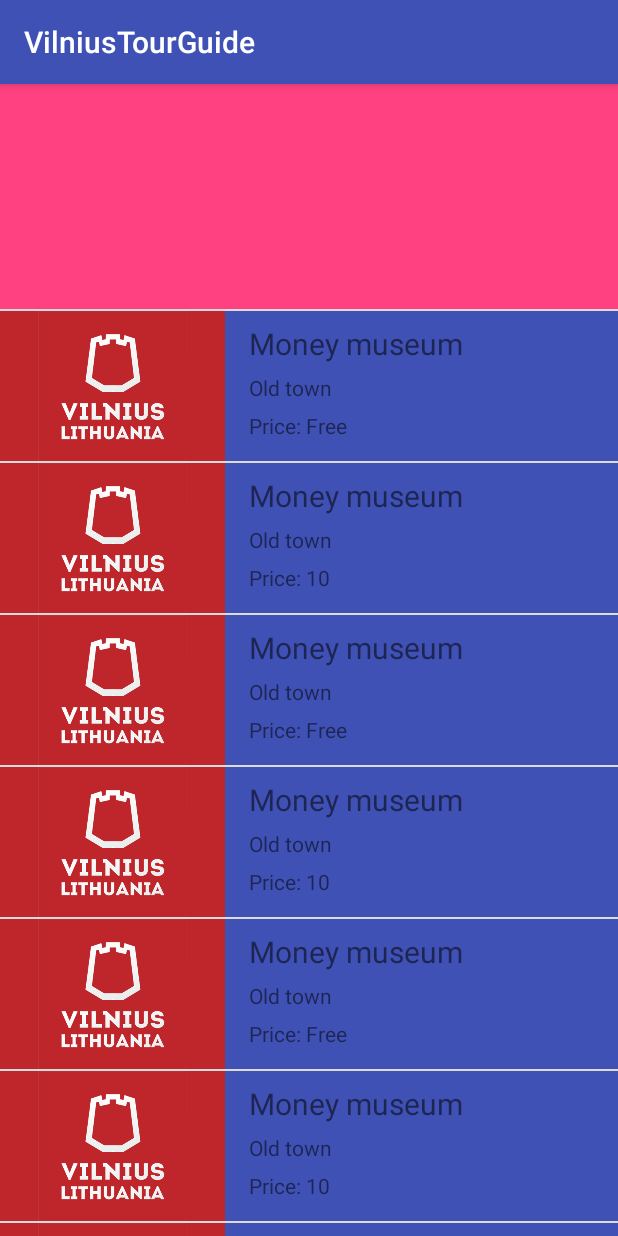
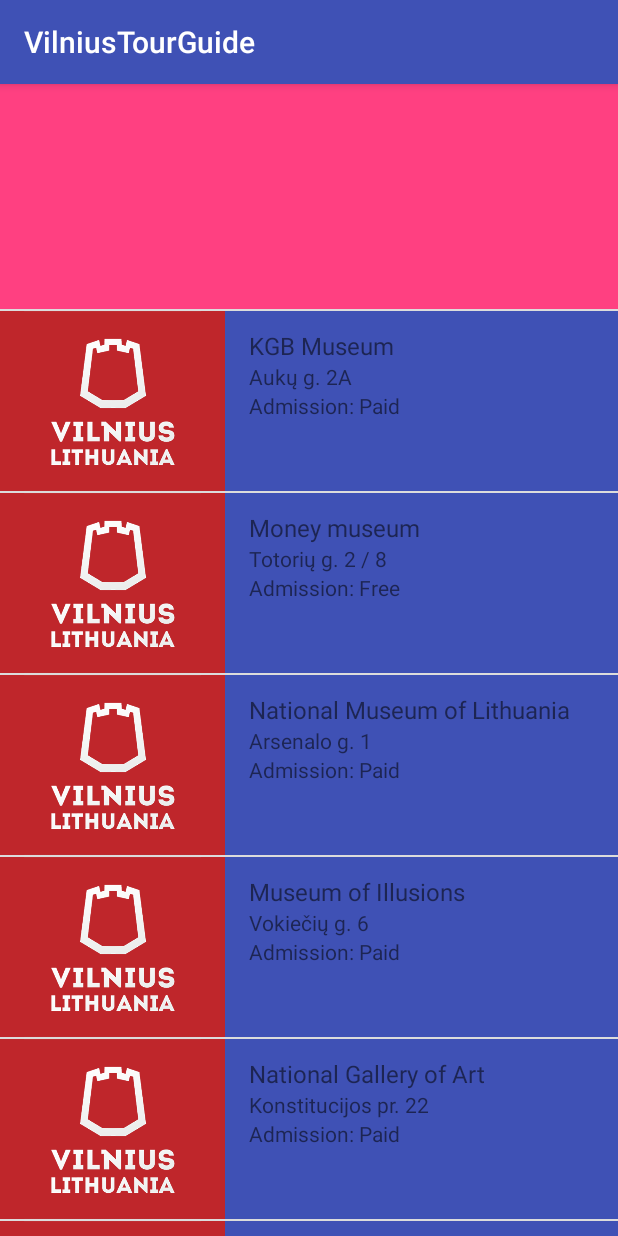
Before and after one commit to beatricefar/VilniusTourGuide, an Android app: the screen it shows after launch (MainActivity), on a phone screen of 412 x 824 dp. Run offline under Robolectric (Android 15) with nearby library versions, the phone set to English and light mode, and no system bars.

Commit message:
Added constants class Refined list_item.xml to fix layout bugs Started adding right information into fragments.

```diff
--- a/app/src/main/java/com/beatricefarias/vilniustourguide/Attraction.java
+++ b/app/src/main/java/com/beatricefarias/vilniustourguide/Attraction.java
@@ -6,14 +6,14 @@
     private String attractionName;
     private String location;
     private String description;
-    private int price;
+    private boolean isFree;
 
-    public Attraction(String attractionName, int imageId, String location, String description, int price) {
+    public Attraction(String attractionName, int imageId, String location, String description, boolean isFree) {
         this.imageId = imageId;
         this.attractionName = attractionName;
         this.location = location;
         this.description = description;
-        this.price = price;
+        this.isFree = isFree;
     }
 
     public int getImageId() {
@@ -32,8 +32,6 @@
         return description;
     }
 
-    public int getPrice() {
-        return price;
-    }
+    public boolean getPrice() { return isFree; }
 
 }
--- a/app/src/main/java/com/beatricefarias/vilniustourguide/AttractionAdapter.java
+++ b/app/src/main/java/com/beatricefarias/vilniustourguide/AttractionAdapter.java
@@ -38,10 +38,10 @@
         location.setText(currentAttraction.getLocation());
 
         TextView price = (TextView) listItemView.findViewById(R.id.price);
-        if (currentAttraction.getPrice() == 0){
-            price.setText("Price: Free");
+        if (currentAttraction.getPrice()){
+            price.setText("Admission: Free");
         } else {
-            price.setText("Price: " + currentAttraction.getPrice());
+            price.setText("Admission: Paid");
         }
 
         return listItemView;
--- /dev/null
+++ b/app/src/main/java/com/beatricefarias/vilniustourguide/Constants.java
@@ -0,0 +1,10 @@
+package com.beatricefarias.vilniustourguide;
+
+public class Constants {
+
+    public Constants(){}
+
+    public final static boolean ATTRACTION_IS_FREE = true;
+
+    public final static boolean ATTRACTION_IS_PAID = false;
+}
--- a/app/src/main/java/com/beatricefarias/vilniustourguide/fragments/MuseumFragment.java
+++ b/app/src/main/java/com/beatricefarias/vilniustourguide/fragments/MuseumFragment.java
@@ -12,6 +12,7 @@
 import com.beatricefarias.vilniustourguide.Attraction;
 import com.beatricefarias.vilniustourguide.AttractionAdapter;
 import com.beatricefarias.vilniustourguide.R;
+import com.beatricefarias.vilniustourguide.Constants;
 
 import java.util.ArrayList;
 
@@ -33,22 +34,36 @@
 
         ArrayList<Attraction> museums = new ArrayList<>();
 
-        museums.add(new Attraction("Money museum", R.drawable.vilnius_lt_logo, "Old town",
-                "This is a description about money museum. Wooo", 0));
-        museums.add(new Attraction("Money museum", R.drawable.vilnius_lt_logo, "Old town",
-                "This is a description about money museum. Wooo", 10));
-        museums.add(new Attraction("Money museum", R.drawable.vilnius_lt_logo, "Old town",
-                "This is a description about money museum. Wooo", 0));
-        museums.add(new Attraction("Money museum", R.drawable.vilnius_lt_logo, "Old town",
-                "This is a description about money museum. Wooo", 10));
-        museums.add(new Attraction("Money museum", R.drawable.vilnius_lt_logo, "Old town",
-                "This is a description about money museum. Wooo", 0));
-        museums.add(new Attraction("Money museum", R.drawable.vilnius_lt_logo, "Old town",
-                "This is a description about money museum. Wooo", 10));
-        museums.add(new Attraction("Money museum", R.drawable.vilnius_lt_logo, "Old town",
-                "This is a description about money museum. Wooo", 0));
-        museums.add(new Attraction("Money museum", R.drawable.vilnius_lt_logo, "Old town",
-                "This is a description about money museum. Wooo", 10));
+        museums.add(new Attraction("KGB Museum", R.drawable.vilnius_lt_logo,
+                "Aukų g. 2A",
+                "" + R.string.kgb_museum_desc,
+                Constants.ATTRACTION_IS_PAID));
+        museums.add(new Attraction("Money museum", R.drawable.vilnius_lt_logo,
+                "Totorių g. 2 / 8",
+                "" + R.string.money_museum_desc,
+                Constants.ATTRACTION_IS_FREE));
+        museums.add(new Attraction("National Museum of Lithuania", R.drawable.vilnius_lt_logo,
+                "Arsenalo g. 1",
+                "" + R.string.national_museum_desc,
+                Constants.ATTRACTION_IS_PAID));
+        museums.add(new Attraction("Museum of Illusions", R.drawable.vilnius_lt_logo,
+                "Vokiečių g. 6",
+                "" + R.string.illusions_museum_desc,
+                Constants.ATTRACTION_IS_PAID));
+        museums.add(new Attraction("National Gallery of Art", R.drawable.vilnius_lt_logo,
+                "Konstitucijos pr. 22",
+                "" + R.string.national_art_gallery_desc,
+                Constants.ATTRACTION_IS_PAID));
+        museums.add(new Attraction("Museum of Applied Arts and Design", R.drawable.vilnius_lt_logo,
+                "Arsenalo g. 3A",
+                "" + R.string.applied_arts_museum_desc,
+                Constants.ATTRACTION_IS_PAID));
+        museums.add(new Attraction("Palace of The Grand Dukes of Lithuania", R.drawable.vilnius_lt_logo,
+                "Katedros a. 4",
+                "" + R.string.grand_dukes_palace_museum_desc, Constants.ATTRACTION_IS_PAID));
+        museums.add(new Attraction("Telia Nonmuseum", R.drawable.vilnius_lt_logo,
+                "Vokiečių g. 4",
+                "" + R.string.telia_museum_desc, Constants.ATTRACTION_IS_PAID));
 
         AttractionAdapter adapter = new AttractionAdapter(getActivity(), museums);
         ListView attractionList= rootView.findViewById(R.id.attraction_list);
--- a/app/src/main/res/layout/list_item.xml
+++ b/app/src/main/res/layout/list_item.xml
@@ -1,46 +1,45 @@
 <?xml version="1.0" encoding="utf-8"?>
 <android.support.constraint.ConstraintLayout xmlns:android="http://schemas.android.com/apk/res/android"
     android:layout_width="match_parent"
-    android:layout_height="100dp"
+    android:layout_height="120dp"
     xmlns:app="http://schemas.android.com/apk/res-auto"
     android:background="@color/colorPrimary">
 
     <ImageView
         android:id="@+id/image"
         android:layout_width="150dp"
-        android:layout_height="100dp"
-        android:background="@color/splashBackground"/>
+        android:layout_height="match_parent"
+        android:background="@color/splashBackground"
+        app:layout_constraintStart_toStartOf="parent"/>
 
     <TextView
         android:id="@+id/attraction_name"
-        android:layout_width="wrap_content"
+        android:layout_width="0dp"
         android:layout_height="wrap_content"
-        android:textSize="20dp"
-        android:text="gate of dawn"
+        android:textSize="16sp"
+        android:text="gate of dawn jnkjnknknkjnkjnkjnkjn"
         app:layout_constraintStart_toEndOf="@id/image"
         app:layout_constraintTop_toTopOf="parent"
+        app:layout_constraintEnd_toEndOf="parent"
         android:layout_marginStart="16dp"
-        android:layout_marginTop="8dp"/>
+        android:layout_marginTop="12dp"/>
 
     <TextView
         android:id="@+id/location"
         android:layout_width="wrap_content"
         android:layout_height="wrap_content"
         android:text="Location: Ausros g. 1"
-        android:layout_marginStart="16dp"
-        android:layout_marginTop="6dp"
         app:layout_constraintTop_toBottomOf="@id/attraction_name"
-        app:layout_constraintStart_toEndOf="@id/image"/>
+        app:layout_constraintStart_toStartOf="@id/attraction_name"
+        />
 
     <TextView
         android:id="@+id/price"
         android:layout_width="wrap_content"
         android:layout_height="wrap_content"
         android:text="Price: Free"
-        android:layout_marginStart="16dp"
-        android:layout_marginTop="6dp"
         app:layout_constraintTop_toBottomOf="@id/location"
-        app:layout_constraintStart_toEndOf="@id/image"/>
+        app:layout_constraintStart_toStartOf="@id/attraction_name" />
 
 
 
--- a/app/src/main/res/values/strings.xml
+++ b/app/src/main/res/values/strings.xml
@@ -3,4 +3,49 @@
 
     <!-- TODO: Remove or change this placeholder text -->
     <string name="hello_blank_fragment">Hello blank fragment</string>
+
+    <string name="kgb_museum_desc">The Museum of Genocide Victims is arguably the darkest in Vilnius.
+        The museum is divided into two parts – the upper two floors document the Lithuanian partisans’ resistance against the Soviet occupiers, the deportations of Lithuanians to Siberia and day-to-day life in the LTSR.
+        \n The other part of the museum are the prison cells, and execution and torture chambers in the basement.
+        Chillingly, the cells are exactly how the KGB officers left them upon leaving Lithuania in 1991.</string>
+    <string name="money_museum_desc">
+        The Museum started its activity 16 years ago, and at the end of 2010 it opened its door on the corner of Gediminas Avenue and Totorių Street.
+        Here, in five halls located on two floors, visitors can become acquainted with the history of world currencies and banking, the currency of Lithuania.
+        \n Expositions abound in interactive educational tools, thematic films and games.
+    </string>
+
+    <string name="national_museum_desc">
+        The National Museum of Lithuania is the largest depository of Lithuanian historical cultural heritage in the country.
+        It is the oldest museum in Lithuania, dating back to 1855, when the Museum of Antiquities was established in Vilnius.
+        \n Authentic exhibits help to recall the history of Lithuania and its national culture and customs.
+    </string>
+
+    <string name="illusions_museum_desc">
+        It’s fascinating. It’s fun. It’s sure to be surprising.
+        \n Basically that’s all you need to know about this fabulous museum.
+    </string>
+
+    <string name="national_art_gallery_desc">
+        The National Art Gallery is a modern multifunctional centre of art and culture seeking to enter into a dialogue with the public.
+        Visitors become acquainted with a permanent exposition (presenting Lithuanian modern and contemporary painting, sculpture, graphics, photography, objects, installations, and video art), changing exhibitions, and take part in cultural events, lectures and educational programmes.
+        The Gallery also has the largest archive that provides information about the Lithuanian artists of the 20th – 21st century and a library-reading-room.
+    </string>
+
+    <string name="applied_arts_museum_desc">
+        The Museum of Applied Arts and Design is established in the Old Arsenal reconstructed in 1987, which in the middle of the 16th century was mentioned as one of the buildings of the Lower Castle.
+        Archaeological investigations into the Old Arsenal carried out in 1972–1978 uncovered the brick wall and the quadrangular tower of the middle of the 14th century the remains of which can be seen upon entering the Museum.
+        Exhibitions are mounted, educational programmes are presented, concerts are performed at the Museum.
+    </string>
+
+    <string name="grand_dukes_palace_museum_desc">
+        The reconstructed Palace of the Grand Dukes of Lithuania, the former political, diplomatic, cultural center of the State, was one of the most famous in Europe in the 15th-17th centures and was demolished in the beginning of the 19th century.
+        This Palace is excellent located just in the heart of Vilnius, within the confines of Lower Castle.
+    </string>
+
+    <string name="telia_museum_desc">
+        All you need is Nonmuseum and just 15 minutes of your time to get to know Vilnius history.
+        History does not hide behind a dusty glass here.
+        For this once, a time travel will happen around you.
+        Sit back and enjoy lasers and projections reviving the most iconic moments of Vilnius history: city’s triumphs and tragedies, architectural masterpieces, the most famous works of art that were created by the local artists and the most intriguing stories of our townspeople.
+    </string>
 </resources>
```
